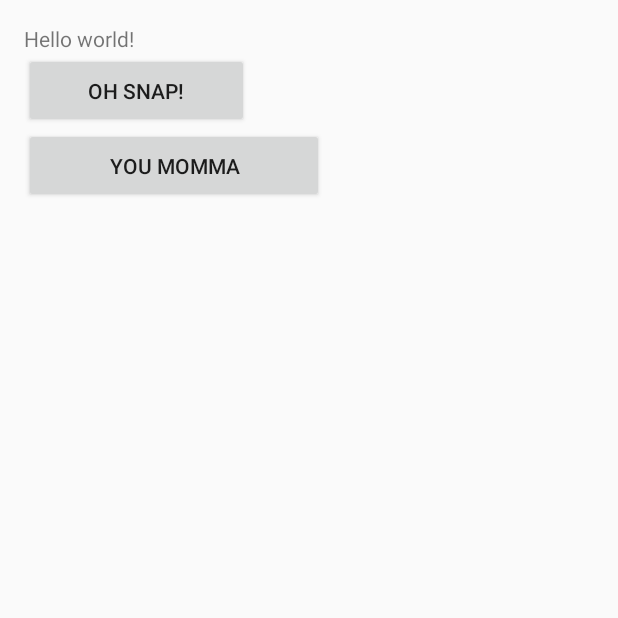
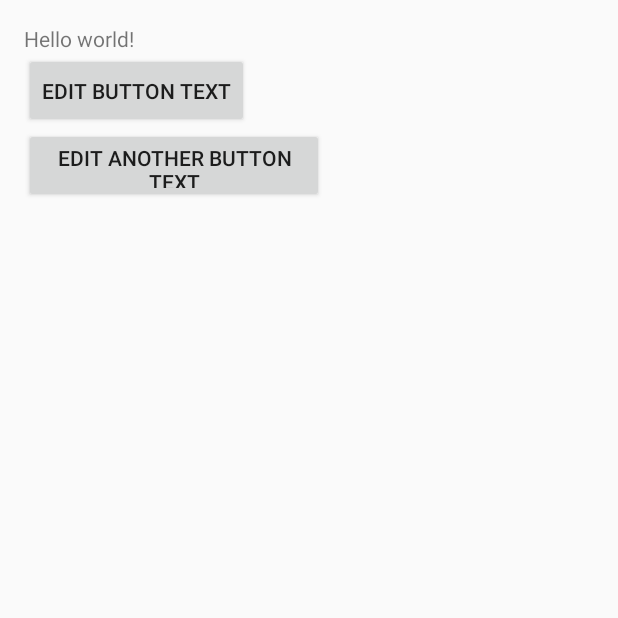
Before and after one commit to paceuniversity/gsd2014-team1, an Android app: the screen it shows after launch (MainActivity), on a phone screen of 412 x 824 dp, the top half of it. Run offline under Robolectric (Android 15) with nearby library versions, the phone set to English and light mode, and no system bars.

Commit message:
clean up some demo details

```diff
--- a/app/src/main/java/com/sleepygarden/swaeng/app/MainActivity.java
+++ b/app/src/main/java/com/sleepygarden/swaeng/app/MainActivity.java
@@ -21,10 +21,10 @@ public class MainActivity extends Activity {
 
 
         final Button myButton = (Button)findViewById(R.id.my_button);
+        final Button myOtherButton = (Button)findViewById(R.id.my_other_button);
 
-        final Button myOtherButton = (Button)findViewById(R.id.my_other_button);
-        myButton.setText("Oh SNAP!");
-        myOtherButton.setText("You momma");
+        myButton.setText("Edit Button Text");
+        myOtherButton.setText("Edit Another Button Text");
 
         myButton.setOnClickListener(new View.OnClickListener() {
             @Override
@@ -36,7 +36,7 @@ public class MainActivity extends Activity {
         myOtherButton.setOnClickListener(new View.OnClickListener() {
             @Override
             public void onClick(View view) {
-                myButton.setText("Seether is an ok song.");
+                myButton.setText("Change it up.");
             }
         });
 
--- a/app/src/main/res/layout/activity_main.xml
+++ b/app/src/main/res/layout/activity_main.xml
@@ -14,7 +14,7 @@
         android:layout_height="wrap_content"
         android:id = "@+id/my_textview"/>
     <Button
-        android:text="HI MOM"
+        android:text="A Button"
         android:layout_below="@id/my_textview"
         android:layout_width="150dp"
         android:layout_height="50dp"
@@ -22,7 +22,7 @@
     <Button
         android:layout_width="200dp"
         android:layout_height="50dp"
-        android:text="HI DAD"
+        android:text="Another Button"
         android:id="@+id/my_other_button"
         android:layout_below="@id/my_button"/>
 
```
